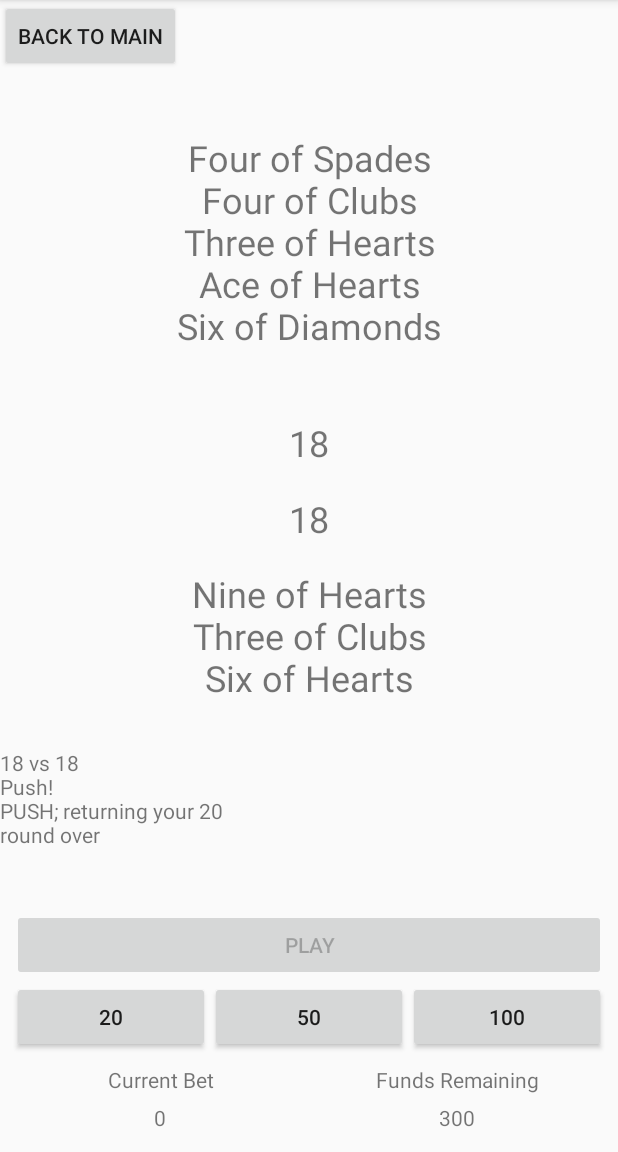
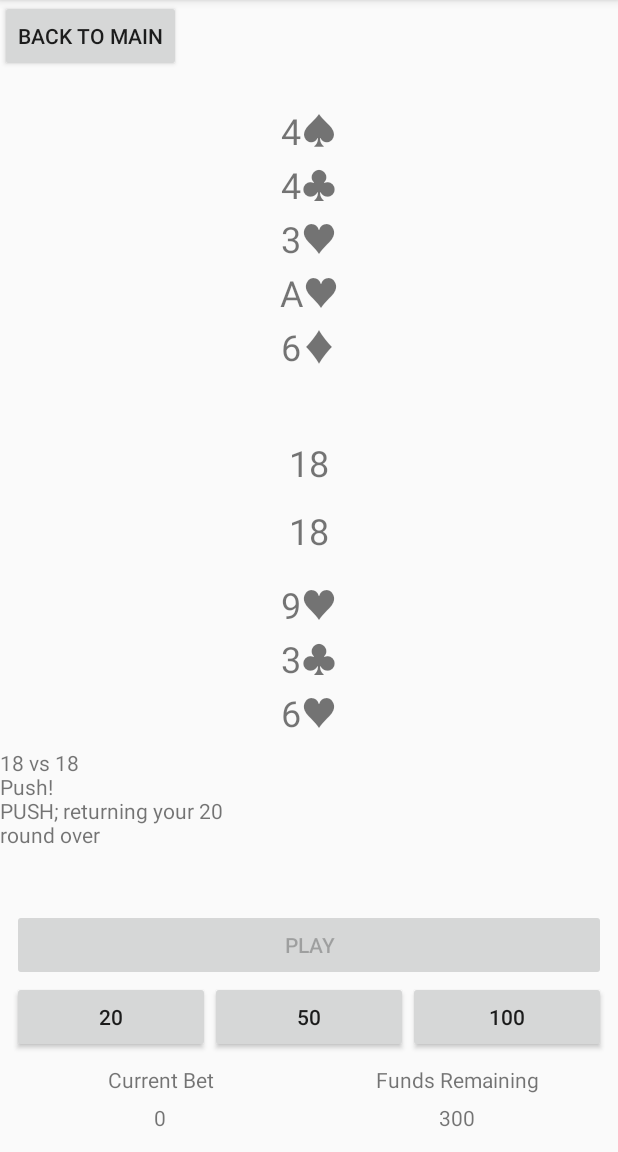
Before and after one commit to dotbig/BareBonesBlackjack, an Android app: the GameActivity screen opened directly, with no data from a screen before it, after a tap on "STAY", on a phone screen of 412 x 824 dp, the part 84-1236 px from its top. Run offline under Robolectric (Android 15) with nearby library versions, the phone set to English and light mode, and no system bars; 3 other taps on this screen came first.

Commit message:
introduced enums Rank and Suit
enum Suit
stores its own suit String (♥, ♦, ♣, ♠), has method getSuit()

Rank enum
stores its own rank String (A, 1 .. 10, J, Q, K) and its own value (1-10); has methods getRank(), getValue() and isAce()

PlayingCard now uses Suit and Rank enum types instead of Strings to store relevant information

```diff
--- a/app/src/main/java/dotbig/barebonesblackjack/Card.java
+++ b/app/src/main/java/dotbig/barebonesblackjack/Card.java
@@ -1,9 +1,11 @@
 package dotbig.barebonesblackjack;
 
 interface Card {
-    boolean isFaceUp();
-    boolean flip(boolean face);
     String getSuit();
     String getRank();
+    int getValue();
+    boolean isAce();
+    boolean isFaceUp();
+    void flip(boolean faceUp);
     String toString();
 }
--- a/app/src/main/java/dotbig/barebonesblackjack/PlayHand.java
+++ b/app/src/main/java/dotbig/barebonesblackjack/PlayHand.java
@@ -98,9 +98,9 @@ class PlayHand implements Hand {
         StringBuilder currentHand = new StringBuilder();
         for (Card c : cards){
             if (!c.isFaceUp()){
-                currentHand.append("Face down\n");
+                currentHand.append("??\n");
             } else {
-                currentHand.append(c.getRank() + " of " + c.getSuit() + "\n");
+                currentHand.append(c.toString()+"\n");
             }
         }
         return currentHand.toString();
@@ -109,7 +109,7 @@ class PlayHand implements Hand {
     private int numberOfAces() {
         int aces = 0;
         for (Card c : cards){
-            if (c.getRank() == "Ace"){
+            if (c.isAce()){
                 aces++;
             }
         }
@@ -119,47 +119,8 @@ class PlayHand implements Hand {
     private int valueWithoutAces() {
         int runningTotal = 0;
         for (Card c : cards) {
-            switch (c.getRank()) {
-                case "Ace":
-                    break;
-                case "Two":
-                    runningTotal += 2;
-                    break;
-                case "Three":
-                    runningTotal += 3;
-                    break;
-                case "Four":
-                    runningTotal += 4;
-                    break;
-                case "Five":
-                    runningTotal += 5;
-                    break;
-                case "Six":
-                    runningTotal += 6;
-                    break;
-                case "Seven":
-                    runningTotal += 7;
-                    break;
-                case "Eight":
-                    runningTotal += 8;
-                    break;
-                case "Nine":
-                    runningTotal += 9;
-                    break;
-                case "Ten":
-                    runningTotal += 10;
-                    break;
-                case "Jack":
-                    runningTotal += 10;
-                    break;
-                case "Queen":
-                    runningTotal += 10;
-                    break;
-                case "King":
-                    runningTotal += 10;
-                    break;
-                default:
-                    break;
+            if (c.getValue() != 1){
+                runningTotal += c.getValue();
             }
         }
         return runningTotal;
@@ -169,7 +130,7 @@ class PlayHand implements Hand {
         return numberOfAces() + valueWithoutAces();
     }
 
-    private int valueOptimal(int aces, int sansAces){
+    private int valueOptimal(int numAces, int valWithoutAces){
         /*
         returns the highest value of the hand without busting, accounting for aces
         if bust is unavoidable, returns -1
@@ -200,11 +161,11 @@ class PlayHand implements Hand {
                 when A = 0 and B = numberOfAces we've gone through all unique combinations
         */
         int result = -1;
-        if (aces > 0){
-            int[] combinations = new int[aces + 1];
-            int ones = aces;
+        if (numAces > 0){
+            int[] combinations = new int[numAces + 1];
+            int ones = numAces;
             int elevens = 0;
-            for (int i = 0; i <= aces; i++) {
+            for (int i = 0; i <= numAces; i++) {
                 int total = ones + elevens*11;
                 combinations[i] = total;
                 ones -= 1;
@@ -213,7 +174,7 @@ class PlayHand implements Hand {
             //add each combination to our running total, keeping the best one
             int currentBest = -1;
             for (int i = 0; i < combinations.length; i++) {
-                int candidate = sansAces + combinations[i];
+                int candidate = valWithoutAces + combinations[i];
                 if ((currentBest < candidate) && (candidate <= 21)) {
                     currentBest = candidate;
                 }
@@ -221,8 +182,8 @@ class PlayHand implements Hand {
             result = currentBest;
         } else
             //if we don't have any aces, then our total is just the raw values of our cards
-            if (sansAces <= 21){
-                result = sansAces;
+            if (valWithoutAces <= 21){
+                result = valWithoutAces;
             }
         return result;
     }
--- a/app/src/main/java/dotbig/barebonesblackjack/PlayingCard.java
+++ b/app/src/main/java/dotbig/barebonesblackjack/PlayingCard.java
@@ -1,113 +1,102 @@
 package dotbig.barebonesblackjack;
 
 class PlayingCard implements Card {
-    String suit;
-    String rank;
-    boolean faceUp;
-    enum Suit {
-        HEARTS, DIAMONDS, CLUBS, SPADES, JOKER
-    }
-    enum Rank {
-        ACE, TWO, THREE, FOUR, FIVE, SIX, SEVEN, EIGHT, NINE, TEN, JACK, QUEEN, KING, JOKER
-    }
+    private Suit suit;
+    private Rank rank;
+    private boolean faceUp;
 
-    //when we construct a card we need a suit and a rank
-    //default visibility is face up
     PlayingCard(int suit, int rank){
         faceUp = true;
         switch(suit){
             case 0:
-                this.suit = "Hearts";
+                this.suit = Suit.HEARTS;
                 break;
             case 1:
-                this.suit = "Diamonds";
+                this.suit = Suit.DIAMONDS;
                 break;
             case 2:
-                this.suit = "Clubs";
+                this.suit = Suit.CLUBS;
                 break;
             case 3:
-                this.suit = "Spades";
+                this.suit = Suit.SPADES;
                 break;
             default:
-                this.suit = "Joker";
+                this.suit = Suit.JOKER;
                 break;
         }
 
         switch(rank){
             case 0:
-                this.rank = "Ace";
+                this.rank = Rank.ACE;
                 break;
             case 1:
-                this.rank = "Two";
+                this.rank = Rank.TWO;
                 break;
             case 2:
-                this.rank = "Three";
+                this.rank = Rank.THREE;
                 break;
             case 3:
-                this.rank = "Four";
+                this.rank = Rank.FOUR;
                 break;
             case 4:
-                this.rank = "Five";
+                this.rank = Rank.FIVE;
                 break;
             case 5:
-                this.rank = "Six";
+                this.rank = Rank.SIX;
                 break;
             case 6:
-                this.rank = "Seven";
+                this.rank = Rank.SEVEN;
                 break;
             case 7:
-                this.rank = "Eight";
+                this.rank = Rank.EIGHT;
                 break;
             case 8:
-                this.rank = "Nine";
+                this.rank = Rank.NINE;
                 break;
             case 9:
-                this.rank = "Ten";
+                this.rank = Rank.TEN;
                 break;
             case 10:
-                this.rank = "Jack";
+                this.rank = Rank.JACK;
                 break;
             case 11:
-                this.rank = "Queen";
+                this.rank = Rank.QUEEN;
                 break;
             case 12:
-                this.rank = "King";
+                this.rank = Rank.KING;
                 break;
             default:
-                this.suit = "Joker";
+                this.rank = Rank.JOKER;
                 break;
         }
     }
 
-    public String getSuit(){
-        return suit;
+    public String getSuit() {
+        return suit.getSuit();
     }
 
     public String getRank(){
-        return rank;
+        return rank.getRank();
+    }
+
+    public int getValue(){
+        return rank.getValue();
+    }
+
+    public boolean isAce(){
+        return rank.isAce();
     }
 
     public boolean isFaceUp(){
         return faceUp;
     }
 
-    public boolean flip(boolean visible){
-        if (faceUp == visible){
-            return faceUp;
-        } else {
-            faceUp = visible;
-            return faceUp;
-        }
+    public void flip(boolean faceUp){
+        this.faceUp = faceUp;
     }
 
     public String toString(){
-        return rank + " of " + suit;
+        return rank.getRank()+suit.getSuit();
     }
 
-    //TODO: change the String toString() returns to concise version:
-    //TODO: King of Hearts -> K♥
-    //TODO: Three of Spades -> 3♠
-    //TODO: Ace of Diamonds -> A♦
-    //TODO: Ten of Clubs -> 10♣
-    //TODO: then right align the textview so the symbols line up
 }
```
Also changed, not shown: app/src/main/java/dotbig/barebonesblackjack/GameActivity.java (+9 -36 lines), app/src/main/java/dotbig/barebonesblackjack/Rank.java (added, +39 -0 lines), app/src/main/java/dotbig/barebonesblackjack/Suit.java (added, +20 -0 lines).
